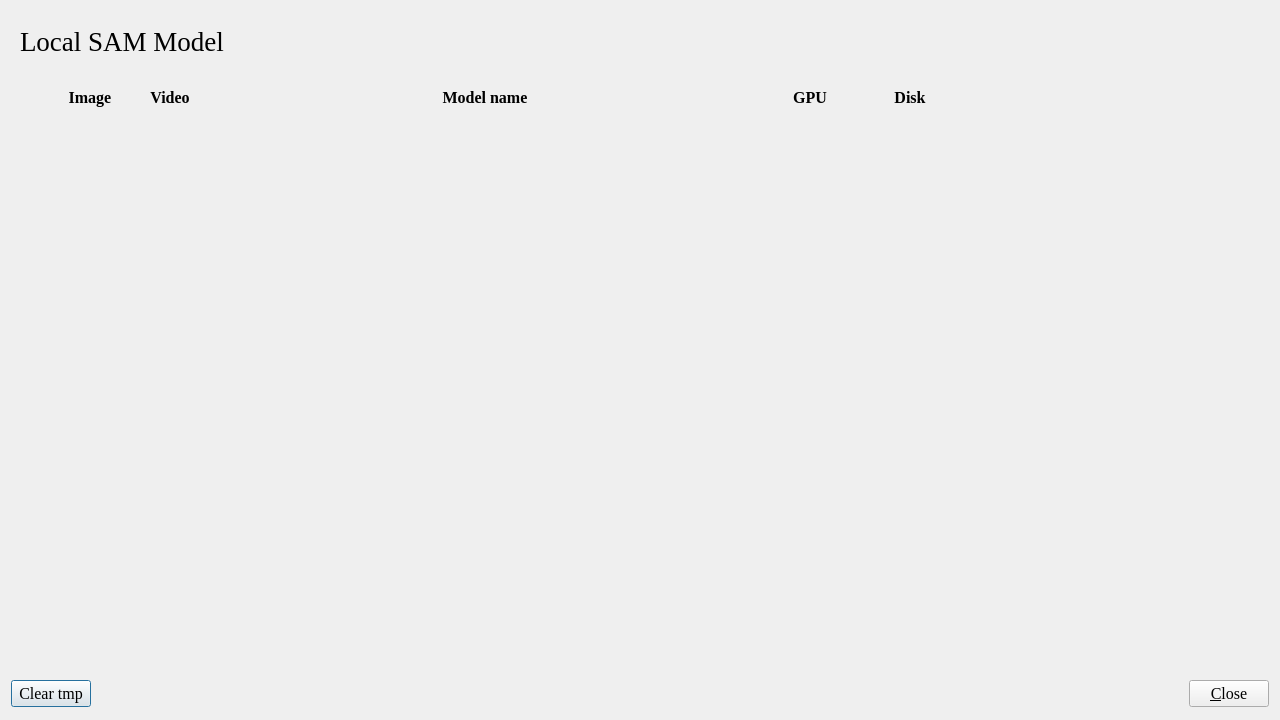
Old version of the form ISAT/ui/model_manager_dialog.ui in the repository yatengLG/ISAT_with_segment_anything.
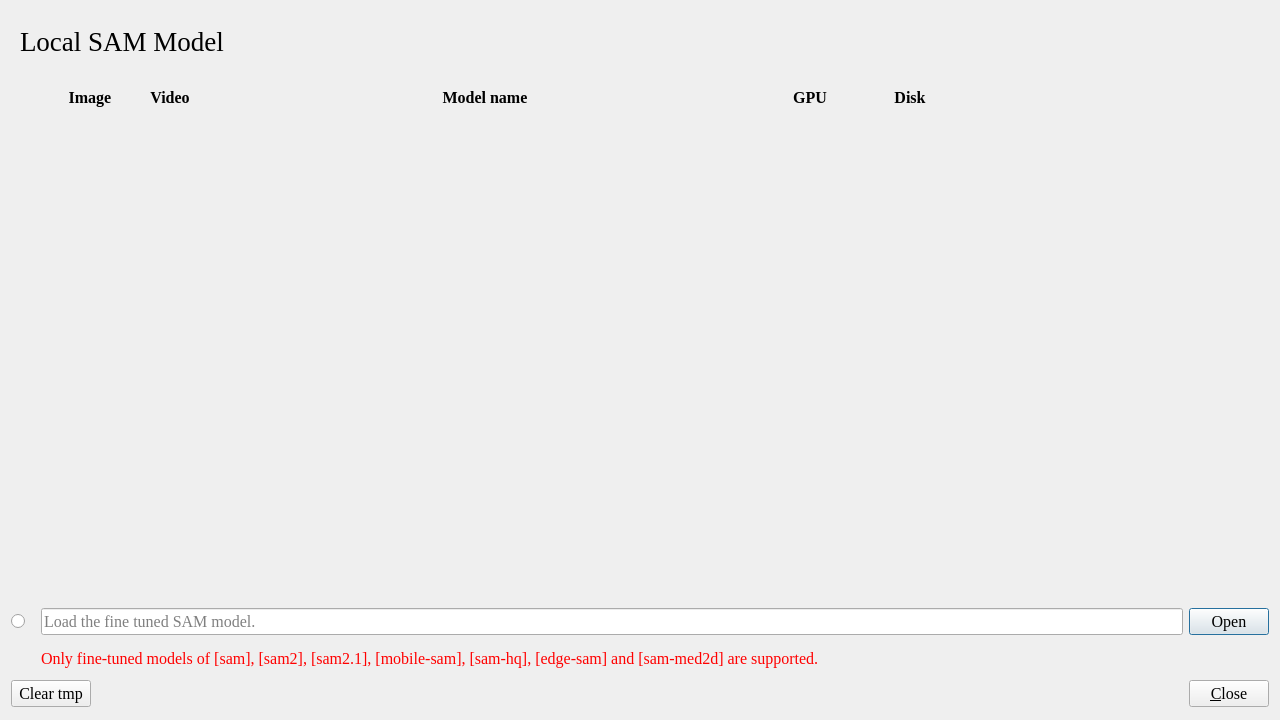
New version of the form.

Commit message: - 添加对fine-tune模型的支持。

The edit to the form file:
```diff
--- a/ISAT/ui/model_manager_dialog.ui
+++ b/ISAT/ui/model_manager_dialog.ui
@@ -271,6 +271,136 @@
      </layout>
     </widget>
    </item>
+   <item>
+    <widget class="QWidget" name="widget_6" native="true">
+     <property name="maximumSize">
+      <size>
+       <width>16777215</width>
+       <height>30</height>
+      </size>
+     </property>
+     <layout class="QHBoxLayout" name="horizontalLayout_5">
+      <property name="spacing">
+       <number>0</number>
+      </property>
+      <property name="leftMargin">
+       <number>0</number>
+      </property>
+      <property name="topMargin">
+       <number>0</number>
+      </property>
+      <property name="rightMargin">
+       <number>0</number>
+      </property>
+      <property name="bottomMargin">
+       <number>0</number>
+      </property>
+      <item>
+       <widget class="QRadioButton" name="radioButton_ft_model">
+        <property name="minimumSize">
+         <size>
+          <width>30</width>
+          <height>0</height>
+         </size>
+        </property>
+        <property name="maximumSize">
+         <size>
+          <width>30</width>
+          <height>16777215</height>
+         </size>
+        </property>
+        <property name="text">
+         <string/>
+        </property>
+       </widget>
+      </item>
+      <item>
+       <widget class="QWidget" name="widget_5" native="true">
+        <property name="maximumSize">
+         <size>
+          <width>16777215</width>
+          <height>30</height>
+         </size>
+        </property>
+        <layout class="QHBoxLayout" name="horizontalLayout_4">
+         <property name="leftMargin">
+          <number>0</number>
+         </property>
+         <property name="topMargin">
+          <number>0</number>
+         </property>
+         <property name="rightMargin">
+          <number>0</number>
+         </property>
+         <property name="bottomMargin">
+          <number>0</number>
+         </property>
+         <item>
+          <widget class="QLineEdit" name="lineEdit_ft_model">
+           <property name="focusPolicy">
+            <enum>Qt::ClickFocus</enum>
+           </property>
+           <property name="text">
+            <string/>
+           </property>
+           <property name="readOnly">
+            <bool>true</bool>
+           </property>
+           <property name="placeholderText">
+            <string>Load the fine tuned SAM model.</string>
+           </property>
+          </widget>
+         </item>
+         <item>
+          <widget class="QPushButton" name="pushButton_open_ft_model">
+           <property name="focusPolicy">
+            <enum>Qt::ClickFocus</enum>
+           </property>
+           <property name="text">
+            <string>Open</string>
+           </property>
+          </widget>
+         </item>
+        </layout>
+       </widget>
+      </item>
+     </layout>
+    </widget>
+   </item>
+   <item>
+    <widget class="QWidget" name="widget_7" native="true">
+     <property name="maximumSize">
+      <size>
+       <width>16777215</width>
+       <height>30</height>
+      </size>
+     </property>
+     <layout class="QHBoxLayout" name="horizontalLayout_6">
+      <property name="leftMargin">
+       <number>30</number>
+      </property>
+      <property name="topMargin">
+       <number>0</number>
+      </property>
+      <property name="rightMargin">
+       <number>0</number>
+      </property>
+      <property name="bottomMargin">
+       <number>0</number>
+      </property>
+      <item>
+       <widget class="QLabel" name="label_9">
+        <property name="styleSheet">
+         <string notr="true">color: rgb(255, 0, 0);</string>
+        </property>
+        <property name="text">
+         <string>Only fine-tuned models of [sam], [sam2], [sam2.1], [mobile-sam], [sam-hq], [edge-sam] and [sam-med2d] are supported.</string>
+        </property>
+       </widget>
+      </item>
+     </layout>
+    </widget>
+   </item>
    <item>
     <widget class="QWidget" name="widget_2" native="true">
      <property name="maximumSize">
```
Left out of the diff: 3 changed lines with no effect on the pictures. The commit also changes 4 other files.
